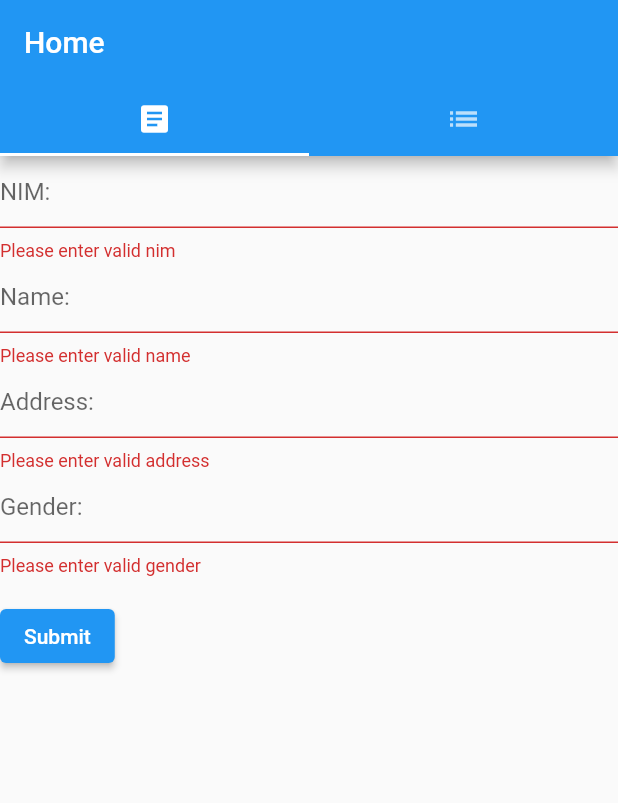
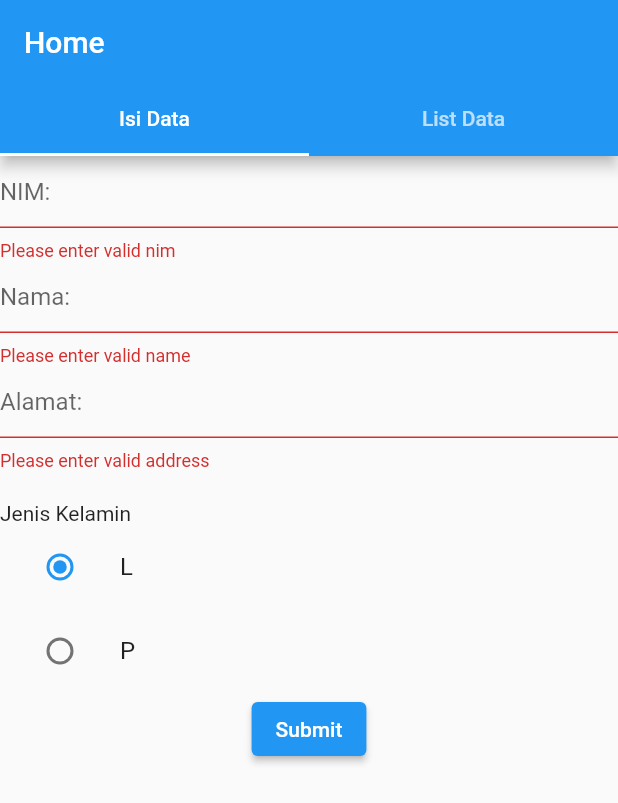
Before and after one commit to b0rnt0ber00t/campus-flutter-uas, a Flutter app: the screen it shows after launch, after a tap on "Submit", on a phone screen of 412 x 824 dp. Shown: the top 803 px of the screen. Run offline on Flutter 3.47's test engine with Material 2 defaults, Android fonts, the phone set to English and light mode, and no system bars; our stand-ins replace sqflite; missing offline and left inert: dart:ffi; accounts and stored records are empty.

Commit message:
[form] radio button

```diff
--- a/lib/pages/FormPage.dart
+++ b/lib/pages/FormPage.dart
@@ -1,4 +1,6 @@
 // ignore_for_file: file_names
+
+import 'dart:ffi';
 
 import 'package:flutter/material.dart';
 
@@ -6,10 +8,10 @@ class FormPage extends StatefulWidget {
   const FormPage({super.key});
 
   @override
-  CustomFormState createState() {
-    return CustomFormState();
-  }
+  CustomFormState createState() => CustomFormState();
 }
+
+enum SingingCharacter { l, p }
 
 class CustomFormState extends State<FormPage> {
   final _formKey = GlobalKey<FormState>();
@@ -17,7 +19,7 @@ class CustomFormState extends State<FormPage> {
   final _nim = TextEditingController();
   final _name = TextEditingController();
   final _address = TextEditingController();
-  final _gender = TextEditingController();
+  SingingCharacter? _gender = SingingCharacter.l;
 
   @override
   Widget build(BuildContext context) {
@@ -40,7 +42,7 @@ class CustomFormState extends State<FormPage> {
           ),
           TextFormField(
             decoration: const InputDecoration(
-              hintText: 'Name: ',
+              hintText: 'Nama: ',
             ),
             validator: (value) {
               if (value == null || value.isEmpty) {
@@ -52,7 +54,7 @@ class CustomFormState extends State<FormPage> {
           ),
           TextFormField(
             decoration: const InputDecoration(
-              hintText: 'Address: ',
+              hintText: 'Alamat: ',
             ),
             validator: (value) {
               if (value == null || value.isEmpty) {
@@ -62,20 +64,33 @@ class CustomFormState extends State<FormPage> {
             },
             controller: _address,
           ),
-          TextFormField(
-            decoration: const InputDecoration(
-              hintText: 'Gender: ',
+          const SizedBox(height: 20),
+          const Text('Jenis Kelamin'),
+          ListTile(
+            title: const Text('L'),
+            leading: Radio<SingingCharacter>(
+              value: SingingCharacter.l,
+              groupValue: _gender,
+              onChanged: (SingingCharacter? value) {
+                setState(() {
+                  _gender = value;
+                });
+              },
             ),
-            validator: (value) {
-              if (value == null || value.isEmpty) {
-                return 'Please enter valid gender';
-              }
-              return null;
-            },
-            controller: _gender,
           ),
-          Padding(
-            padding: const EdgeInsets.symmetric(vertical: 16.0),
+          ListTile(
+            title: const Text('P'),
+            leading: Radio<SingingCharacter>(
+              value: SingingCharacter.p,
+              groupValue: _gender,
+              onChanged: (SingingCharacter? value) {
+                setState(() {
+                  _gender = value;
+                });
+              },
+            ),
+          ),
+          Center(
             child: ElevatedButton(
               onPressed: () {
                 // Validate returns true if the form is valid, or false otherwise.
@@ -89,7 +104,7 @@ class CustomFormState extends State<FormPage> {
               },
               child: const Text('Submit'),
             ),
-          ),
+          )
         ],
       ),
     );
--- a/lib/pages/HomePage.dart
+++ b/lib/pages/HomePage.dart
@@ -19,10 +19,12 @@ class HomePage extends StatelessWidget {
           bottom: const TabBar(
             tabs: <Widget>[
               Tab(
-                icon: Icon(Icons.article),
+                // icon: Icon(Icons.article),
+                child: Text('Isi Data'),
               ),
               Tab(
-                icon: Icon(Icons.list),
+                // icon: Icon(Icons.list),
+                child: Text('List Data'),
               ),
             ],
           ),
```
